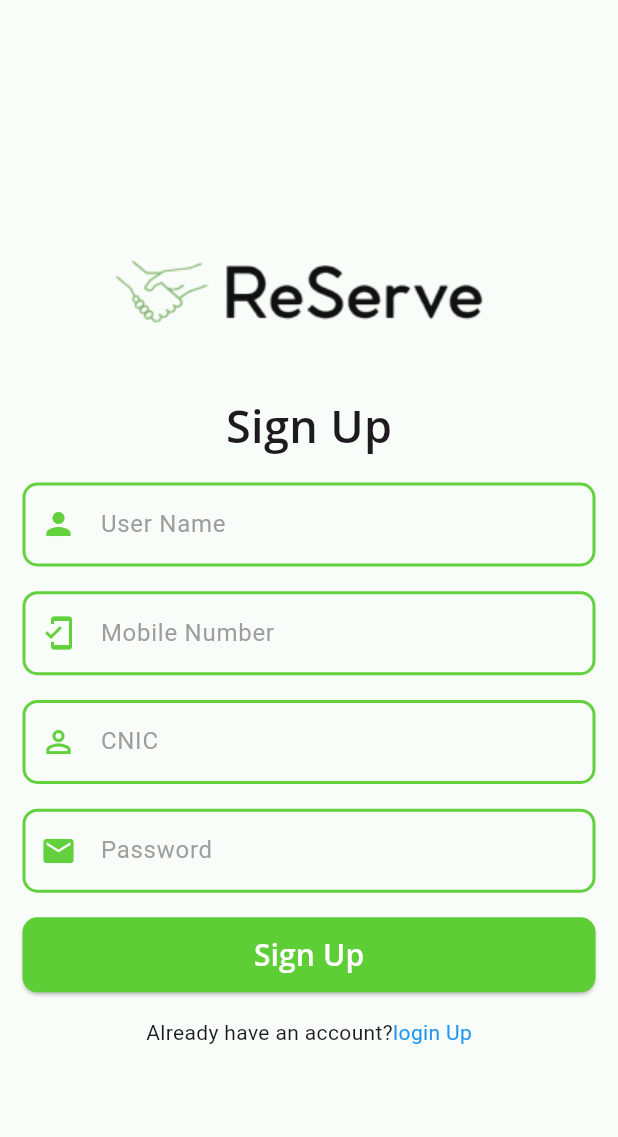
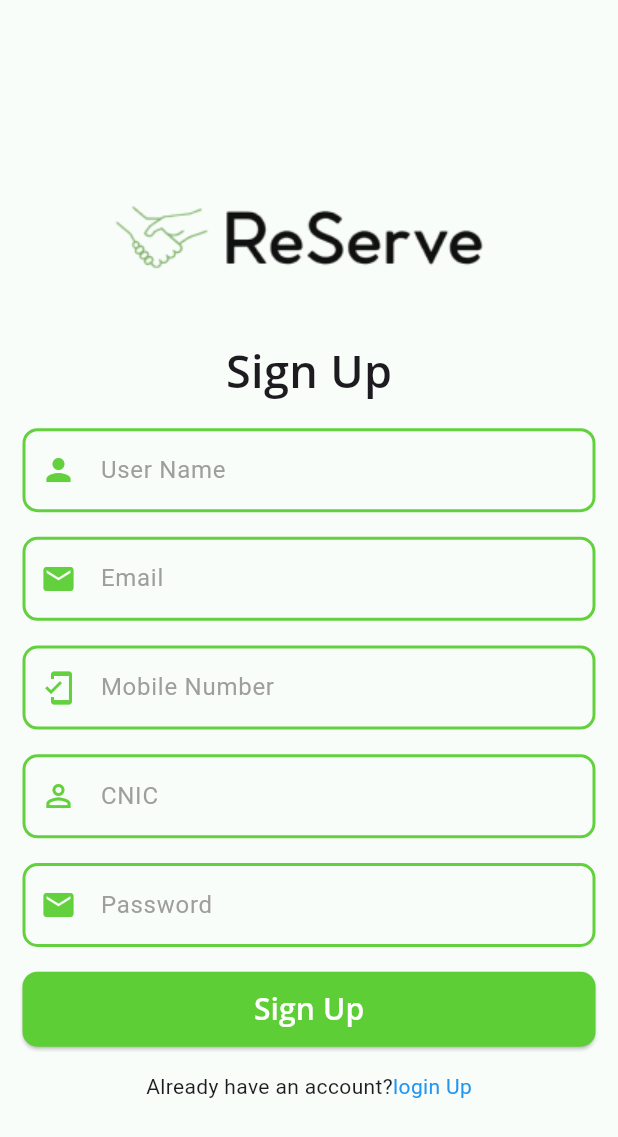
Before and after one commit to malibharion/ReServe, a Flutter app: the screen it shows after launch, after a tap on "Dont have an account?", on a phone screen of 412 x 824 dp. Shown: the top 1137 px of the screen. Run offline on Flutter 3.47's test engine with Material 3 defaults, Android fonts, the light colour scheme and no system bars; our stand-ins replace curved_navigation_bar, flutter_screenutil, flutter_speed_dial, supabase_flutter; accounts and stored records are empty; network calls fail.

Commit message:
signUp and login

```diff
--- a/lib/CustomsWidgets/textfeild.dart
+++ b/lib/CustomsWidgets/textfeild.dart
@@ -4,9 +4,11 @@ class MyTextFeild extends StatefulWidget {
   final String hintText;
   final bool obscureText;
   final IconData? prefixIcon;
+  final TextEditingController? controller;
 
   const MyTextFeild({
     super.key,
+    this.controller,
     required this.hintText,
     required this.obscureText,
     required this.prefixIcon,
@@ -20,6 +22,7 @@ class _MyTextFeildState extends State<MyTextFeild> {
   @override
   Widget build(BuildContext context) {
     return TextField(
+      controller: widget.controller,
       obscureText: widget.obscureText,
       decoration: InputDecoration(
         border: OutlineInputBorder(
--- /dev/null
+++ b/lib/Database/connection.dart
@@ -0,0 +1,12 @@
+import 'package:supabase_flutter/supabase_flutter.dart';
+
+class SupabaseConnection {
+  static const String Url = 'https://qbpptukfwaykzdyfpfay.supabase.co';
+  static const String key =
+      'eyJhbGciOiJIUzI1NiIsInR5cCI6IkpXVCJ9.eyJpc3MiOiJzdXBhYmFzZSIsInJlZiI6InFicHB0dWtmd2F5a3pkeWZwZmF5Iiwicm9sZSI6ImFub24iLCJpYXQiOjE3NDQyNTgwNzcsImV4cCI6MjA1OTgzNDA3N30.sx10HHwnLSa_fle2_PZcoSygPntwSngBlqDOIwzNyc8';
+  static Future initialize() async {
+    await Supabase.initialize(url: Url, anonKey: key);
+  }
+
+  static SupabaseClient get client => Supabase.instance.client;
+}
--- a/lib/main.dart
+++ b/lib/main.dart
@@ -1,9 +1,17 @@
 import 'package:flutter/material.dart';
 import 'package:flutter_screenutil/flutter_screenutil.dart';
+import 'package:provider/provider.dart';
+import 'package:reserve/Database/connection.dart';
+import 'package:reserve/StateManagment/authProvider.dart';
+import 'package:reserve/StateManagment/organzationColor.dart';
 import 'package:reserve/views/login&signUp/userLoginScreen.dart';
 
-void main() {
-  runApp(const MyApp());
+void main() async {
+  await SupabaseConnection.initialize();
+  runApp(MultiProvider(providers: [
+    ChangeNotifierProvider(create: (_) => ChnageColor()),
+    ChangeNotifierProvider(create: (_) => AuthProvider()),
+  ], child: const MyApp()));
 }
 
 class MyApp extends StatelessWidget {
--- a/lib/views/login&signUp/signUpScreen.dart
+++ b/lib/views/login&signUp/signUpScreen.dart
@@ -1,6 +1,9 @@
 import 'package:flutter/material.dart';
-import 'package:flutter_screenutil/flutter_screenutil.dart';
+
 import 'package:reserve/CustomsWidgets/textfeild.dart';
+
+import 'package:reserve/Database/authentication.dart';
+import 'package:reserve/views/homeScreen.dart';
 import 'package:reserve/views/login&signUp/userLoginScreen.dart';
 
 class SignUpScreen extends StatefulWidget {
@@ -11,6 +14,11 @@ class SignUpScreen extends StatefulWidget {
 }
 
 class _SignUpScreenState extends State<SignUpScreen> {
+  final TextEditingController _cinicController = TextEditingController();
+  final TextEditingController _passwordController = TextEditingController();
+  final TextEditingController _mobileNumberController = TextEditingController();
+  final TextEditingController _usernameController = TextEditingController();
+  final TextEditingController _emailController = TextEditingController();
   @override
   Widget build(BuildContext context) {
     return Scaffold(
@@ -18,6 +26,7 @@ class _SignUpScreenState extends State<SignUpScreen> {
       body: Center(
         child: Padding(
           padding: EdgeInsets.symmetric(horizontal: 15),
+          child: SingleChildScrollView(
             child: Column(
               mainAxisAlignment: MainAxisAlignment.center,
               children: [
@@ -33,6 +42,7 @@ class _SignUpScreenState extends State<SignUpScreen> {
                   height: MediaQuery.of(context).size.height * 0.02,
                 ),
                 MyTextFeild(
+                  controller: _usernameController,
                   prefixIcon: Icons.person,
                   hintText: 'User Name',
                   obscureText: false,
@@ -41,6 +51,16 @@ class _SignUpScreenState extends State<SignUpScreen> {
                   height: MediaQuery.of(context).size.height * 0.02,
                 ),
                 MyTextFeild(
+                  controller: _emailController,
+                  prefixIcon: Icons.email,
+                  hintText: 'Email',
+                  obscureText: false,
+                ),
+                SizedBox(
+                  height: MediaQuery.of(context).size.height * 0.02,
+                ),
+                MyTextFeild(
+                  controller: _mobileNumberController,
                   prefixIcon: Icons.mobile_friendly,
                   hintText: 'Mobile Number',
                   obscureText: false,
@@ -49,6 +69,7 @@ class _SignUpScreenState extends State<SignUpScreen> {
                   height: MediaQuery.of(context).size.height * 0.02,
                 ),
                 MyTextFeild(
+                  controller: _cinicController,
                   prefixIcon: Icons.perm_identity,
                   hintText: 'CNIC',
                   obscureText: false,
@@ -57,6 +78,7 @@ class _SignUpScreenState extends State<SignUpScreen> {
                   height: MediaQuery.of(context).size.height * 0.02,
                 ),
                 MyTextFeild(
+                  controller: _passwordController,
                   prefixIcon: Icons.email,
                   hintText: 'Password',
                   obscureText: true,
@@ -65,7 +87,30 @@ class _SignUpScreenState extends State<SignUpScreen> {
                   height: MediaQuery.of(context).size.height * 0.02,
                 ),
                 ElevatedButton(
-                onPressed: () {},
+                  onPressed: () async {
+                    final error = await AuthServices().signup(
+                      email: _emailController.text.trim(),
+                      password: _passwordController.text.trim(),
+                      username: _usernameController.text.trim(),
+                      mobileNumber: _mobileNumberController.text.trim(),
+                      cnic: _cinicController.text.trim(),
+                    );
+
+                    if (error != null) {
+                      print(error);
+                      ScaffoldMessenger.of(context).showSnackBar(
+                        SnackBar(content: Text("Error occurred: $error")),
+                      );
+                      return;
+                    }
+
+                    Navigator.pushReplacement(
+                      context,
+                      MaterialPageRoute(
+                        builder: (context) => HomeScreen(),
+                      ),
+                    );
+                  },
                   child: Text(
                     'Sign Up',
                     style: TextStyle(
@@ -106,6 +151,7 @@ class _SignUpScreenState extends State<SignUpScreen> {
             ),
           ),
         ),
+      ),
     );
   }
 }
--- a/lib/views/login&signUp/userLoginScreen.dart
+++ b/lib/views/login&signUp/userLoginScreen.dart
@@ -1,6 +1,11 @@
 import 'package:flutter/material.dart';
 import 'package:flutter_screenutil/flutter_screenutil.dart';
+import 'package:provider/provider.dart';
 import 'package:reserve/CustomsWidgets/textfeild.dart';
+
+import 'package:reserve/Database/authentication.dart';
+import 'package:reserve/StateManagment/authProvider.dart';
+
 import 'package:reserve/views/homeScreen.dart';
 import 'package:reserve/views/login&signUp/organizationLoginScreen.dart';
 import 'package:reserve/views/login&signUp/signUpScreen.dart';
@@ -13,6 +18,34 @@ class UserLoginScreen extends StatefulWidget {
 }
 
 class _UserLoginScreenState extends State<UserLoginScreen> {
+  final TextEditingController _emailController = TextEditingController();
+  final TextEditingController _passwordController = TextEditingController();
+
+  final _authServices = AuthServices();
+  Future<void> _loginUser(BuildContext context) async {
+    final authProvider = Provider.of<AuthProvider>(context, listen: false);
+
+    authProvider.isLoading = true;
+
+    final error = await _authServices.login(
+      email: _emailController.text.trim(),
+      password: _passwordController.text.trim(),
+    );
+
+    authProvider.isLoading = false;
+
+    if (error == null) {
+      Navigator.pushReplacement(
+        context,
+        MaterialPageRoute(builder: (context) => HomeScreen()),
+      );
+    } else {
+      ScaffoldMessenger.of(context).showSnackBar(
+        SnackBar(content: Text(error)),
+      );
+    }
+  }
+
   @override
   Widget build(BuildContext context) {
     return Scaffold(
@@ -20,6 +53,7 @@ class _UserLoginScreenState extends State<UserLoginScreen> {
       body: Center(
         child: Padding(
           padding: EdgeInsets.symmetric(horizontal: 15),
+          child: SingleChildScrollView(
             child: Column(
               mainAxisAlignment: MainAxisAlignment.center,
               children: [
@@ -35,14 +69,16 @@ class _UserLoginScreenState extends State<UserLoginScreen> {
                   height: MediaQuery.of(context).size.height * 0.02,
                 ),
                 MyTextFeild(
+                  controller: _emailController,
                   prefixIcon: Icons.person,
-                hintText: 'Mobile Number',
+                  hintText: 'Email',
                   obscureText: false,
                 ),
                 SizedBox(
                   height: MediaQuery.of(context).size.height * 0.02,
                 ),
                 MyTextFeild(
+                  controller: _passwordController,
                   prefixIcon: Icons.email,
                   hintText: 'Password',
                   obscureText: true,
@@ -50,14 +86,15 @@ class _UserLoginScreenState extends State<UserLoginScreen> {
                 SizedBox(
                   height: MediaQuery.of(context).size.height * 0.02,
                 ),
-              ElevatedButton(
-                onPressed: () {
-                  Navigator.push(
-                    context,
-                    MaterialPageRoute(builder: (context) => HomeScreen()),
-                  );
-                },
-                child: Text(
+                Consumer<AuthProvider>(
+                  builder: (context, authProvider, child) {
+                    return ElevatedButton(
+                      onPressed: authProvider.isLoading
+                          ? null
+                          : () => _loginUser(context),
+                      child: authProvider.isLoading
+                          ? CircularProgressIndicator(color: Colors.white)
+                          : Text(
                               'Login',
                               style: TextStyle(
                                   fontSize: 20,
@@ -69,6 +106,8 @@ class _UserLoginScreenState extends State<UserLoginScreen> {
                           shape: RoundedRectangleBorder(
                               borderRadius: BorderRadius.circular(10)),
                           minimumSize: Size(double.infinity, 50)),
+                    );
+                  },
                 ),
                 SizedBox(
                   height: MediaQuery.of(context).size.height * 0.02,
@@ -129,6 +168,7 @@ class _UserLoginScreenState extends State<UserLoginScreen> {
             ),
           ),
         ),
+      ),
     );
   }
 }
--- a/pubspec.yaml
+++ b/pubspec.yaml
@@ -36,7 +36,9 @@ dependencies:
   cupertino_icons: ^1.0.8
   flutter_screenutil: ^5.9.3
   curved_navigation_bar: ^1.0.6
+  provider: ^6.1.4
   flutter_speed_dial: ^7.0.0
+  supabase_flutter: ^2.8.4
 
 dev_dependencies:
   flutter_test:
```
Also changed, not shown: lib/CustomsWidgets/orgaaznizationContainer.dart (added, +58 -0 lines), lib/Database/authentication.dart (added, +56 -0 lines), lib/Organization/organizationMainScreen.dart (added, +131 -0 lines), lib/StateManagment/authProvider.dart (added, +12 -0 lines), lib/StateManagment/organzationColor.dart (added, +10 -0 lines), pubspec.lock, 6 other files. Lines whose indentation alone changed are shown as unchanged.
